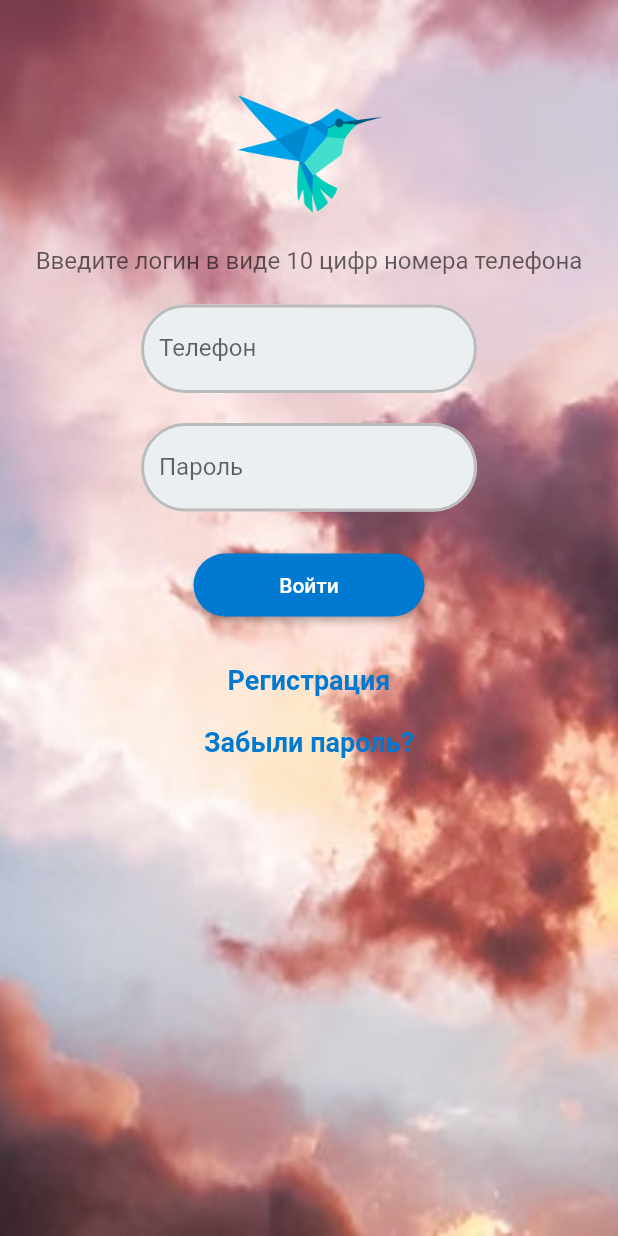
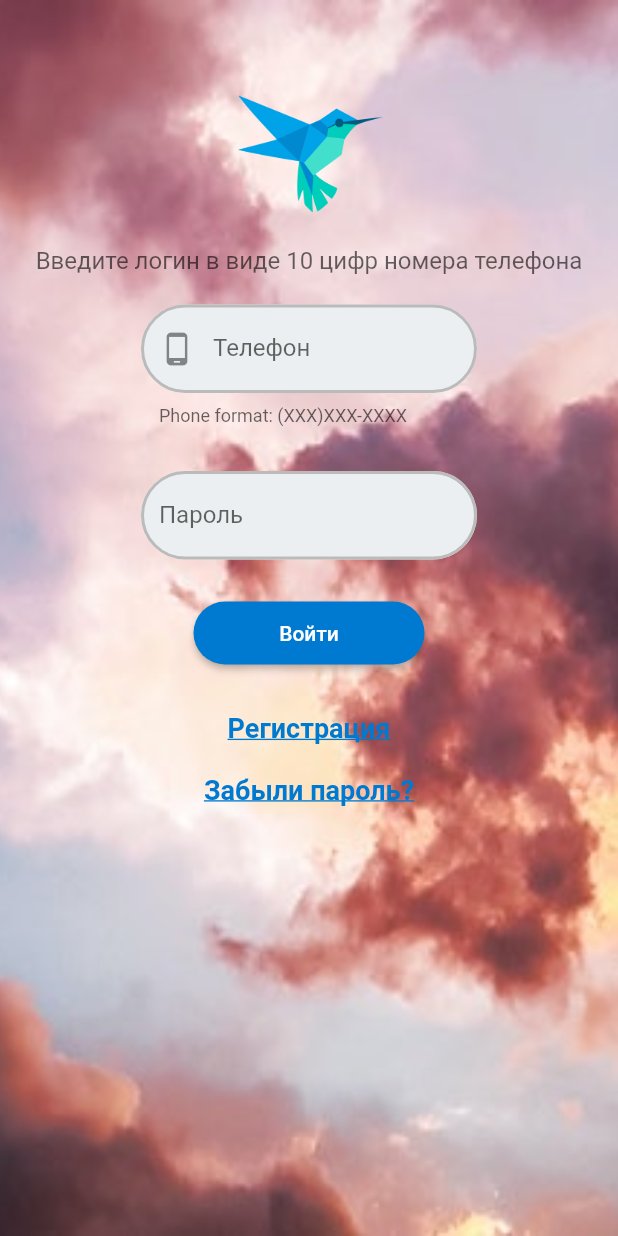
Before and after one commit to Metafiz/auth_screen, a Flutter app: the screen it shows after launch, on a phone screen of 412 x 824 dp. Run offline on Flutter 3.47's test engine with Material 2 defaults, Android fonts, the phone set to English and light mode, and no system bars.

Commit message:
убрал ошибку в разметке

```diff
--- a/lib/main.dart
+++ b/lib/main.dart
@@ -12,16 +12,16 @@ class MyApp extends StatelessWidget {
   Widget build(BuildContext context) {
     const borderStyle = OutlineInputBorder(
         borderRadius: BorderRadius.all(Radius.circular(36)),
-        borderSide: BorderSide(
-            color: const Color(0xFFbbbbbb), width: 2));
+        borderSide: BorderSide(color: const Color(0xFFbbbbbb), width: 2));
     const linkTextStyle = TextStyle(
         fontSize: 18,
         fontWeight: FontWeight.bold,
-        color: Color(0xFF0079D0)
-    );
+        decoration: TextDecoration.underline,
+        color: Color(0xFF0079D0));
 
     return MaterialApp(
       home: Scaffold(
+          resizeToAvoidBottomInset: false,
           body: Container(
             decoration: const BoxDecoration(
               image: DecorationImage(
@@ -30,26 +30,49 @@ class MyApp extends StatelessWidget {
               ),
             ),
             width: double.infinity,
-            child: Column(children: [
-              SizedBox(height: 60,),
-              const SizedBox(width: 110, height: 84, child: Image(image: AssetImage('assets/dart-logo.png')),),
-              SizedBox(height: 20,),
-              Text('Введите логин в виде 10 цифр номера телефона',
-                style: TextStyle(fontSize: 16, color: Color.fromRGBO(0, 0, 0, 0.6)),),
-              SizedBox(height: 20,),
-              const SizedBox(width: 224,
+            child: Form(
+              child: Column(
+                children: [
+                  SizedBox(
+                    height: 60,
+                  ),
+                  const SizedBox(
+                    width: 110,
+                    height: 84,
+                    child: Image(image: AssetImage('assets/dart-logo.png')),
+                  ),
+                  SizedBox(
+                    height: 20,
+                  ),
+                  Text(
+                    'Введите логин в виде 10 цифр номера телефона',
+                    style: TextStyle(
+                        fontSize: 16, color: Color.fromRGBO(0, 0, 0, 0.6)),
+                  ),
+                  SizedBox(
+                    height: 20,
+                  ),
+                  const SizedBox(
+                    width: 224,
                     child: TextField(
                       decoration: InputDecoration(
                         filled: true,
                         fillColor: Color(0xFFeceff1),
+                        prefixIcon: Icon(Icons.phone_android),
                         enabledBorder: borderStyle,
                         focusedBorder: borderStyle,
                         labelText: 'Телефон',
+                        hintText: 'Номер по которому к тебе звонят',
+                        helperText: 'Phone format: (XXX)XXX-XXXX',
+                      ),
+                      keyboardType: TextInputType.phone,
                     ),
                   ),
+                  SizedBox(
+                    height: 30,
                   ),
-              SizedBox(height: 20,),
-              const SizedBox(width: 224,
+                  const SizedBox(
+                    width: 224,
                     child: TextField(
                       obscureText: true,
                       decoration: InputDecoration(
@@ -61,9 +84,14 @@ class MyApp extends StatelessWidget {
                       ),
                     ),
                   ),
-              SizedBox(height: 28,),
-              SizedBox(width: 154, height: 42, child:
-                ElevatedButton(onPressed: () {},
+                  SizedBox(
+                    height: 28,
+                  ),
+                  SizedBox(
+                      width: 154,
+                      height: 42,
+                      child: ElevatedButton(
+                        onPressed: () {},
                         child: Text('Войти'),
                         style: ElevatedButton.styleFrom(
                           primary: Color(0xFF0079D0),
@@ -71,17 +99,29 @@ class MyApp extends StatelessWidget {
                             borderRadius: BorderRadius.circular(36.0),
                           ),
                         ),
-                )
+                      )),
+                  SizedBox(
+                    height: 32,
                   ),
-              SizedBox(height: 32,),
-              InkWell(child: const Text('Регистрация', style: linkTextStyle,),
+                  InkWell(
+                      child: const Text(
+                        'Регистрация',
+                        style: linkTextStyle,
+                      ),
                       onTap: () {}),
-              SizedBox(height: 20,),
-              InkWell(child: Text('Забыли пароль?', style: linkTextStyle,), onTap: () {})
-
-            ],),
-          )
+                  SizedBox(
+                    height: 20,
                   ),
+                  InkWell(
+                      child: Text(
+                        'Забыли пароль?',
+                        style: linkTextStyle,
+                      ),
+                      onTap: () {})
+                ],
+              ),
+            ),
+          )),
     );
   }
 }
```
Also changed, not shown: 1 other file. Lines whose indentation alone changed are shown as unchanged.
